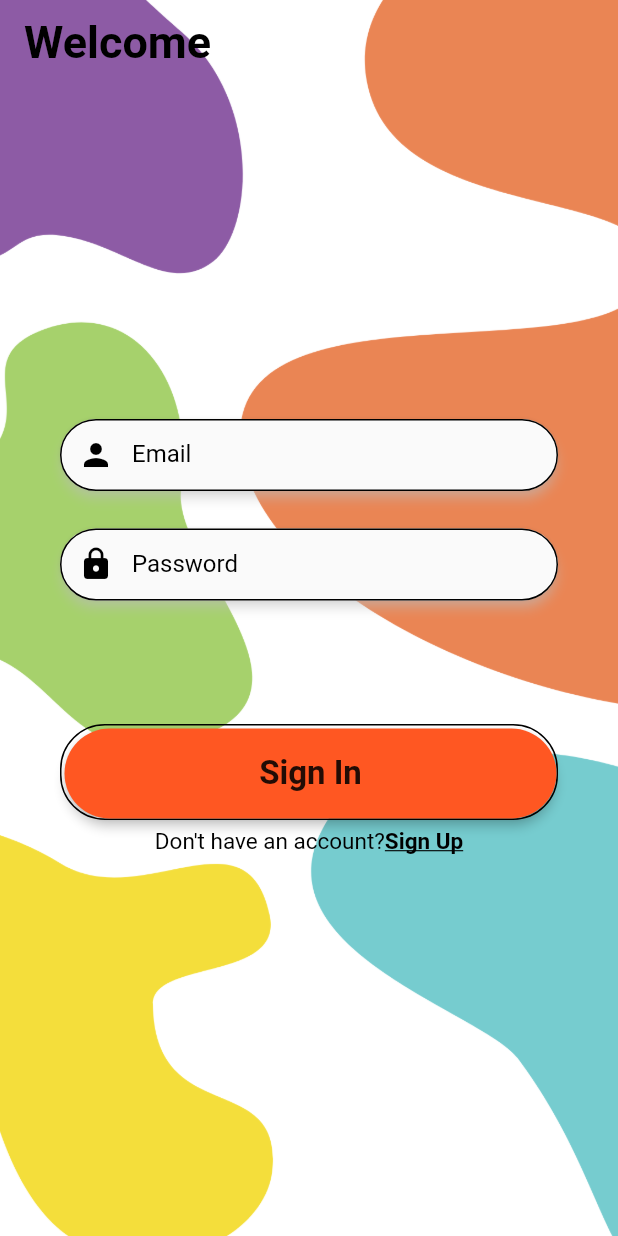
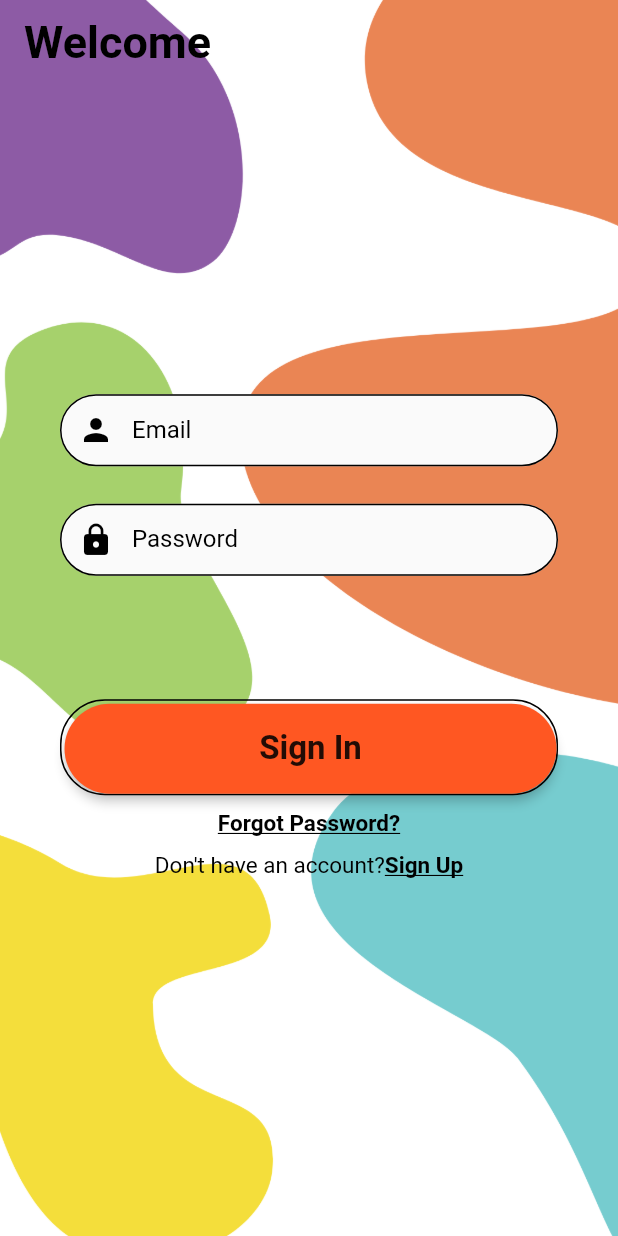
Before and after one commit to halitmesut/angry_coach_beta, a Flutter app: the screen it shows after launch, on a phone screen of 412 x 824 dp. Run offline on Flutter 3.47's test engine with Material 2 defaults, Android fonts, the phone set to English and light mode, and no system bars; our stand-ins replace country_picker, email_validator, firebase_auth, firebase_core, fluttertoast, font_awesome_flutter and 1 more; missing offline and left inert: dart:ffi; accounts and stored records are empty.

Commit message:
main secreen ui changed

```diff
--- a/lib/extract/my_text_field.dart
+++ b/lib/extract/my_text_field.dart
@@ -22,7 +22,7 @@ class MyTextField extends StatelessWidget {
   Widget build(BuildContext context) {
     return Material(
       borderRadius: BorderRadius.circular(30),
-      elevation: 3,
+      elevation: 0,
       shadowColor: Colors.white,
       child: TextFormField(
         controller: textController,
@@ -36,7 +36,7 @@ class MyTextField extends StatelessWidget {
             border: OutlineInputBorder(
               borderRadius: BorderRadius.circular(50),
               borderSide: BorderSide(
-                color: Colors.white,
+                color: Colors.black,
               ),
             ),
             prefixIcon: icon,
@@ -66,7 +66,12 @@ class MyTextField extends StatelessWidget {
                   color: Colors.black,
                 ),
                 borderRadius: BorderRadius.circular(30)),
-            errorBorder: InputBorder.none),
+            errorBorder: OutlineInputBorder(
+                borderSide: BorderSide(
+                  width: 1,
+                  color: Colors.black,
+                ),
+                borderRadius: BorderRadius.circular(30))),
         textInputAction: TextInputAction.next,
       ),
     );
--- a/lib/extract/widgets.dart
+++ b/lib/extract/widgets.dart
@@ -178,7 +178,7 @@ class SettingsButton extends StatelessWidget {
               style: const TextStyle(
                   fontSize: 18,
                   fontWeight: FontWeight.w400,
-                  color: Colors.white),
+                  color: Colors.black),
             ),
             Expanded(
               child: Container(
--- a/lib/main.dart
+++ b/lib/main.dart
@@ -1,6 +1,5 @@
 import 'package:angry_coach_beta/home_page.dart';
 import 'package:angry_coach_beta/pages/log_in/auth_page.dart';
-import 'package:angry_coach_beta/pages/log_in/utils.dart';
 import 'package:angry_coach_beta/providers/user_properties_provider.dart';
 import 'package:firebase_auth/firebase_auth.dart';
 import 'package:flutter/material.dart';
@@ -10,8 +9,6 @@ import 'firebase_options.dart';
 import 'package:flutter_localizations/flutter_localizations.dart';
 import 'package:country_picker/country_picker.dart';
 import 'package:angry_coach_beta/providers/measuremet_units_provider.dart';
-
-import 'pages/log_in/utils.dart';
 
 void main() async {
   WidgetsFlutterBinding.ensureInitialized();
@@ -37,16 +34,14 @@ class MyApp extends StatelessWidget {
   @override
   Widget build(BuildContext context) {
     return MaterialApp(
-      //scaffoldMessengerKey: Utils.messengerKey,
       navigatorKey: navigatorKey,
       debugShowCheckedModeBanner: false,
       title: title,
       theme: ThemeData(
-        primaryColor: const Color(0xff0a0e21),
-        scaffoldBackgroundColor: const Color.fromARGB(255, 14, 19, 45),
+        primaryColor: Color(0xff0a0e21),
+        scaffoldBackgroundColor: Color.fromARGB(255, 248, 248, 248),
         appBarTheme: const AppBarTheme(
-          backgroundColor: Color(0xff0a0e21),
-        ),
+            backgroundColor: Colors.transparent, elevation: 0),
         primarySwatch: Colors.purple,
       ),
       themeMode: ThemeMode.light,
--- a/lib/pages/log_in/login.dart
+++ b/lib/pages/log_in/login.dart
@@ -1,6 +1,7 @@
 import 'package:angry_coach_beta/extract/my_button.dart';
 import 'package:angry_coach_beta/extract/my_text_field.dart';
 import 'package:angry_coach_beta/main.dart';
+import 'package:angry_coach_beta/pages/log_in/forgot_password_page.dart';
 import 'package:email_validator/email_validator.dart';
 import 'package:firebase_auth/firebase_auth.dart';
 import 'package:flutter/gestures.dart';
@@ -89,7 +90,24 @@ class _SigninPageState extends State<SigninPage> {
                 buttonColor: Colors.deepOrange,
               ),
               SizedBox(
-                height: 5,
+                height: 10,
+              ),
+              GestureDetector(
+                child: Text(
+                  "Forgot Password?",
+                  style: TextStyle(
+                      decoration: TextDecoration.underline,
+                      color: Colors.black,
+                      fontSize: 15,
+                      fontWeight: FontWeight.bold),
+                ),
+                onTap: () {
+                  Navigator.of(context).push(MaterialPageRoute(
+                      builder: (context) => ForgotPasswordPage()));
+                },
+              ),
+              SizedBox(
+                height: 10,
               ),
               RichText(
                   text: TextSpan(
--- a/lib/pages/log_in/singup1name.dart
+++ b/lib/pages/log_in/singup1name.dart
@@ -97,6 +97,9 @@ class _SignUp1NameState extends State<SignUp1Name> {
               text: "Keep meeting",
               buttonColor: Colors.deepOrange,
             ),
+            SizedBox(
+              height: MediaQuery.of(context).size.height * 0.01,
+            ),
             RichText(
               text: TextSpan(
                 text: "Have an account?",
@@ -114,7 +117,7 @@ class _SignUp1NameState extends State<SignUp1Name> {
               ),
             ),
             SizedBox(
-              height: MediaQuery.of(context).size.height * 0.05,
+              height: MediaQuery.of(context).size.height * 0.04,
             ),
           ],
         ),
--- a/lib/pages/setting_page.dart
+++ b/lib/pages/setting_page.dart
@@ -75,7 +75,8 @@ class _SettingPageState extends State<SettingPage> {
             Row(
               children: [
                 const SizedBox(width: 15),
-                const Icon(Icons.settings, color: Colors.green),
+                const Icon(Icons.settings,
+                    color: Color.fromARGB(255, 248, 248, 248)),
                 const SizedBox(width: 20),
                 titleName(title: "App Settings", size: 25),
               ],
```
Also changed, not shown: lib/home_page.dart (+8 -7 lines), lib/pages/log_in/forgot_password_page.dart (added, +131 -0 lines), lib/pages/log_in/signup.dart (+9 -3 lines), lib/pages/log_in/utils.dart (deleted, +0 -18 lines), assets/background2.png (added), assets/background3.png (added), assets/background4.png (added).
